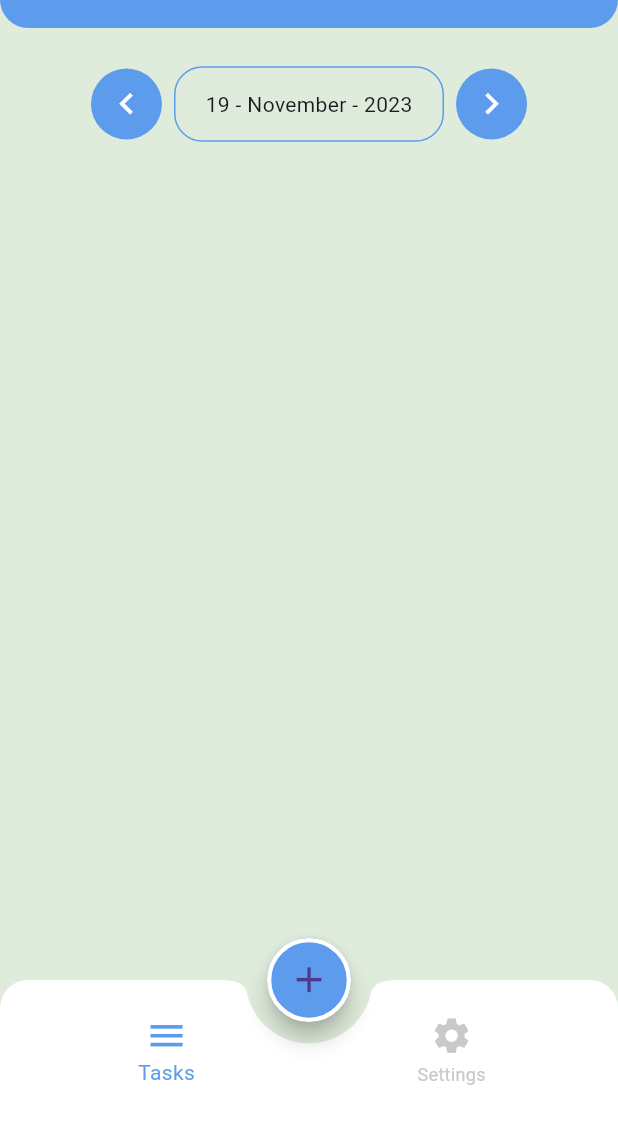
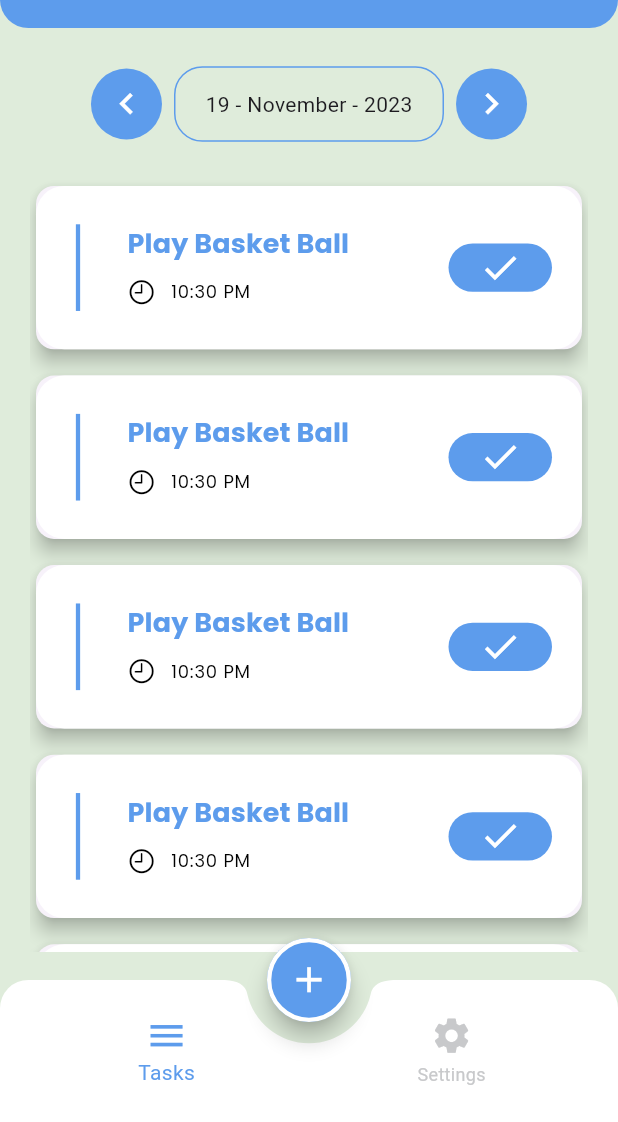
Before and after one commit to heshamgasser/todo, a Flutter app: the screen it shows after launch, on a phone screen of 412 x 824 dp, the part 114-1236 px from its top. Run offline on Flutter 3.47's test engine with Material 3 defaults, Android fonts, the phone set to English and light mode, and no system bars; our stand-ins replace flutter_screenutil, google_fonts, shared_preferences; generated files the repository leaves out were written again.

Commit message:
complete task tab design

```diff
--- a/lib/home_layout/home_layout.dart
+++ b/lib/home_layout/home_layout.dart
@@ -33,6 +33,7 @@ class HomeLayout extends StatelessWidget {
             child: Icon(
               Icons.add,
               size: 30.r,
+              color: Colors.white,
             ),
           ),
           bottomNavigationBar: ClipRRect(
--- a/lib/shared/styles/app_text.dart
+++ b/lib/shared/styles/app_text.dart
@@ -29,5 +29,20 @@ class AppText {
     color: AppColor.lightPrimaryColor
   );
 
+ static TextStyle labelLarge = GoogleFonts.poppins(
+     fontSize: 18.sp,
+     fontWeight: FontWeight.bold,
+     color: AppColor.lightPrimaryColor
+ );
+ static TextStyle labelMedium = GoogleFonts.poppins(
+     fontSize: 14.sp,
+     fontWeight: FontWeight.bold,
+     color: Colors.black
+ );
+ static TextStyle labelSmall = GoogleFonts.poppins(
+     fontSize: 12.sp,
+     fontWeight: FontWeight.normal,
+     color: Colors.black
+ );
 
 }
--- a/lib/shared/styles/app_theme.dart
+++ b/lib/shared/styles/app_theme.dart
@@ -29,6 +29,10 @@ class AppTheme {
 
       displayMedium: AppText.displayMedium,
       displaySmall: AppText.displaySmall,
+
+      labelLarge: AppText.labelLarge,
+      labelMedium: AppText.labelMedium,
+      labelSmall: AppText.labelSmall
     ),
 
     bottomAppBarTheme: BottomAppBarTheme(
@@ -75,6 +79,10 @@ class AppTheme {
 
       displayMedium: AppText.displayMedium,
       displaySmall: AppText.displaySmall,
+
+        labelLarge: AppText.labelLarge,
+        labelMedium: AppText.labelMedium.copyWith(color: Colors.white),
+        labelSmall: AppText.labelSmall.copyWith(color: Colors.white)
     ),
 
     bottomAppBarTheme: BottomAppBarTheme(
--- a/lib/views/task_tab.dart
+++ b/lib/views/task_tab.dart
@@ -1,11 +1,11 @@
+import 'package:flutter/cupertino.dart';
 import 'package:flutter/material.dart';
 import 'package:flutter_screenutil/flutter_screenutil.dart';
-import 'package:intl/intl.dart';
 import 'package:provider/provider.dart';
-import 'package:todo_app/provider/app_provider.dart';
 import 'package:todo_app/provider/tasks_provider.dart';
 import 'package:todo_app/shared/styles/app_color.dart';
 import 'package:todo_app/views/widget/date_picker_container.dart';
+import 'package:todo_app/views/widget/task_card.dart';
 
 class TasksTab extends StatelessWidget {
   const TasksTab({super.key});
@@ -32,6 +32,15 @@ class TasksTab extends StatelessWidget {
                     tasksProvider.changeSelectedDate(context);
                   },
                   selectedDate: tasksProvider.selectedDate),
+              SizedBox(height: 20.h),
+             Expanded(
+               child: ListView.separated(itemBuilder: (context, index) {
+                 return TaskCard();
+               }, separatorBuilder: (context, index) {
+                 return SizedBox(height: 10.h);
+               }, itemCount: 5),
+             )
+
             ],
           ),
         );
--- /dev/null
+++ b/lib/views/widget/task_card.dart
@@ -0,0 +1,82 @@
+import 'package:flutter/cupertino.dart';
+import 'package:flutter/material.dart';
+import 'package:flutter_screenutil/flutter_screenutil.dart';
+
+import '../../shared/styles/app_color.dart';
+
+class TaskCard extends StatelessWidget {
+  const TaskCard({super.key});
+
+  @override
+  Widget build(BuildContext context) {
+    return Card(
+      elevation: 5.w,
+      child: Container(
+        height: 115.h,
+        decoration: BoxDecoration(
+          borderRadius: BorderRadius.circular(20.r),
+          color: Colors.white,
+        ),
+        child: Padding(
+          padding: EdgeInsets.symmetric(horizontal: 20.w, vertical: 10.h),
+          child: Row(
+            children: [
+              VerticalDivider(
+                thickness: 3.r,
+                color: AppColor.lightPrimaryColor,
+                indent: 17.h,
+                endIndent: 17.h,
+              ),
+              SizedBox(width: 25.w),
+              Padding(
+                padding: EdgeInsets.symmetric(vertical: 17.h),
+                child: Column(
+                  crossAxisAlignment: CrossAxisAlignment.start,
+                  children: [
+                    Text(
+                      'Play Basket Ball',
+                      style: Theme.of(context).textTheme.labelLarge,
+                    ),
+                    SizedBox(
+                      height: 10.h,
+                    ),
+                    Row(
+                      children: [
+                        Icon(
+                          CupertinoIcons.clock,
+                          size: 20.r,
+                          color:
+                              Theme.of(context).brightness == Brightness.light
+                                  ? Colors.black
+                                  : Colors.white,
+                        ),
+                        SizedBox(width: 10.w),
+                        Text(
+                          '10:30 PM',
+                          style: Theme.of(context).textTheme.labelSmall,
+                        )
+                      ],
+                    ),
+                  ],
+                ),
+              ),
+              Spacer(),
+              Container(
+                width: 69.w,
+                height: 34.h,
+                decoration: BoxDecoration(
+                    borderRadius: BorderRadius.circular(20.r),
+                    color: AppColor.lightPrimaryColor),
+                child: Icon(
+                  Icons.done,
+                  size: 30.r,
+                  color: Colors.white,
+                ),
+              ),
+            ],
+          ),
+        ),
+      ),
+    );
+  }
+}
```
